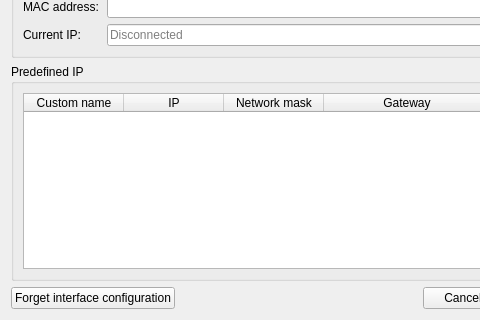
This is UI/DlgConfiguration.ui in Folco68/Folco as Qt 5 draws it before an edit; both pictures show x 0 to 480 and y 100 to 420 of the 600 by 420 pixel window. The edited form follows.
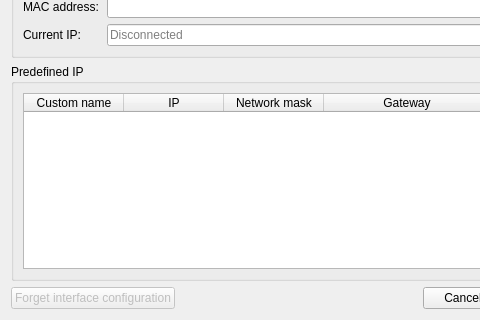
This is the edited form.

Commit message: - Disabled ButtonForgetConfiguration by default - Fixed a crash when setting a Network Interface to DHCP if it was not configured

Diff of the .ui file:
```diff
--- a/UI/DlgConfiguration.ui
+++ b/UI/DlgConfiguration.ui
@@ -222,6 +222,9 @@
     <layout class="QHBoxLayout" name="HLayoutButtons">
      <item>
       <widget class="QPushButton" name="ButtonForgetConfiguration">
+       <property name="enabled">
+        <bool>false</bool>
+       </property>
        <property name="text">
         <string>Forget interface configuration</string>
        </property>
```
The commit also changes 1 other file.
